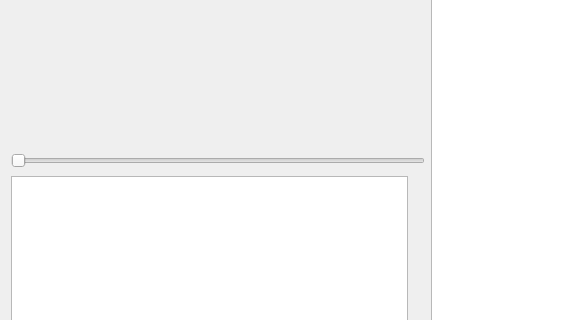
Old version of the form MapEditor/mainwindow.ui in the repository projectdelphai/ECS160_MapEditor; both pictures show x 0 to 574 and y 330 to 650 of the 1082 by 807 pixel window.
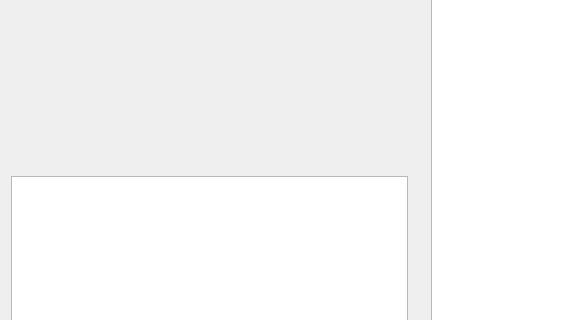
New version of the form. Icons and pictures are not drawn.

Commit message: Fixed slider and buttons

```diff
--- a/MapEditor/mainwindow.ui
+++ b/MapEditor/mainwindow.ui
@@ -799,13 +799,6 @@
         </property>
        </spacer>
       </item>
-      <item>
-       <widget class="QSlider" name="zoomSlider">
-        <property name="orientation">
-         <enum>Qt::Horizontal</enum>
-        </property>
-       </widget>
-      </item>
       <item>
        <widget class="QGraphicsView" name="graphicsView_2">
         <property name="sizePolicy">
```
Left out of the diff: 3 changed lines with no effect on the pictures. The commit also changes 4 other files.
